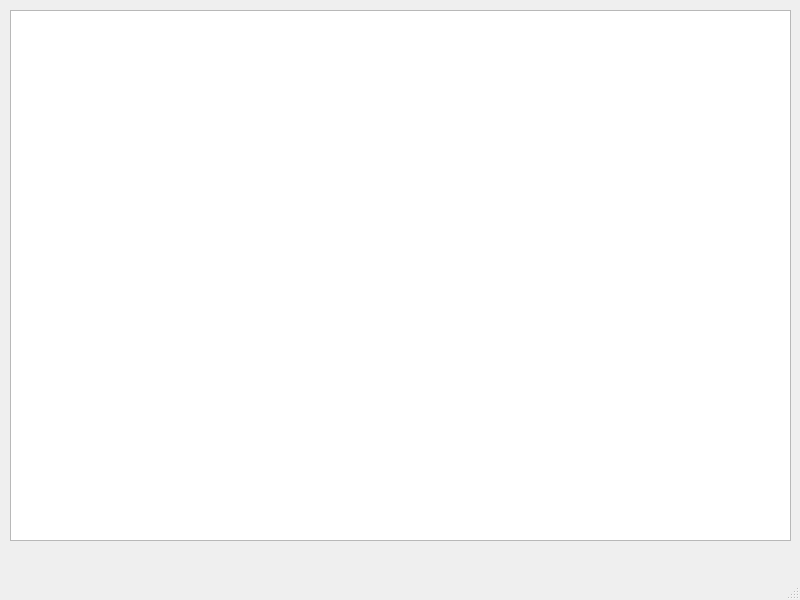
Above: main.ui from 96Leon27/Moscow-Smirnov before the change. Below: the same form after it.
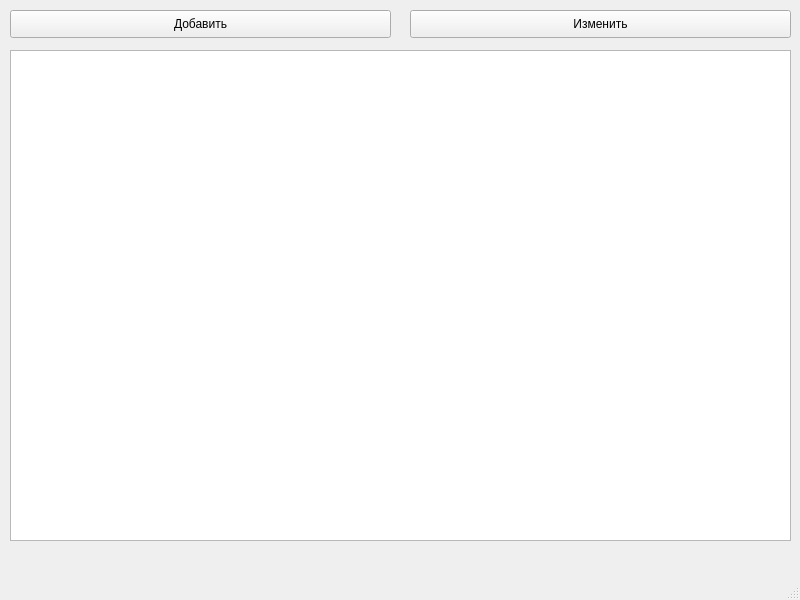
That is the form after the change.

Patch:
```diff
--- a/main.ui
+++ b/main.ui
@@ -18,12 +18,38 @@
     <property name="geometry">
      <rect>
       <x>10</x>
-      <y>10</y>
+      <y>50</y>
       <width>781</width>
-      <height>531</height>
+      <height>491</height>
      </rect>
     </property>
    </widget>
+   <widget class="QPushButton" name="addButton">
+    <property name="geometry">
+     <rect>
+      <x>10</x>
+      <y>10</y>
+      <width>381</width>
+      <height>28</height>
+     </rect>
+    </property>
+    <property name="text">
+     <string>Добавить</string>
+    </property>
+   </widget>
+   <widget class="QPushButton" name="changeButton">
+    <property name="geometry">
+     <rect>
+      <x>410</x>
+      <y>10</y>
+      <width>381</width>
+      <height>28</height>
+     </rect>
+    </property>
+    <property name="text">
+     <string>Изменить</string>
+    </property>
+   </widget>
   </widget>
   <widget class="QMenuBar" name="menubar">
    <property name="geometry">
```
